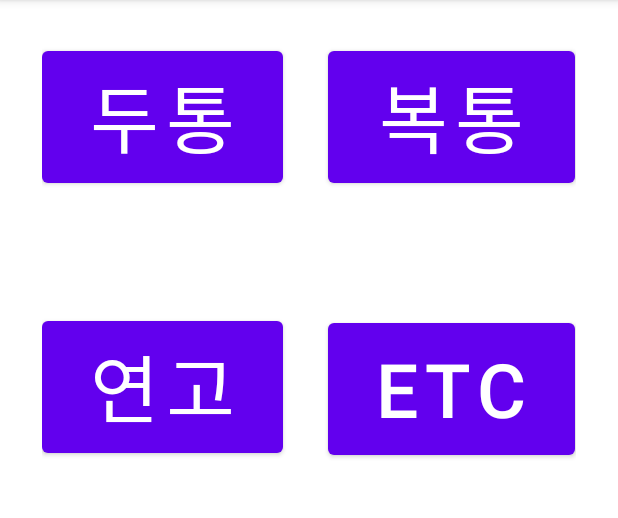
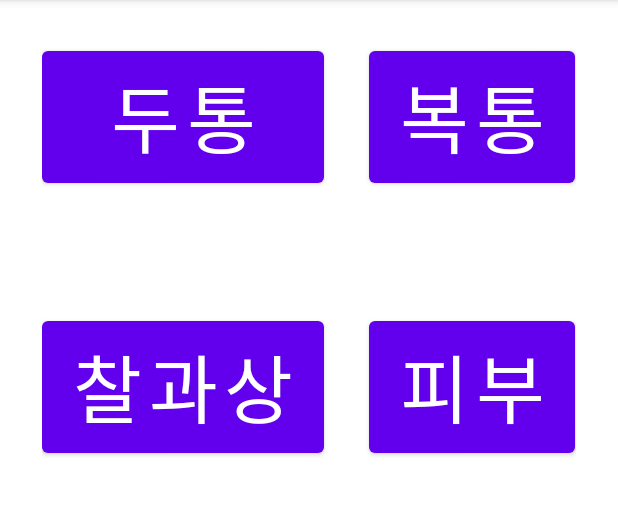
Before and after one commit to leehyunk6310/App, an Android app: the screen it shows after launch (MainActivity), on a phone screen of 412 x 824 dp, the part 84-602 px from its top. Run offline under Robolectric (Android 15) with nearby library versions, the phone set to English and light mode, and no system bars.

Commit message:
5/3 changed

```diff
--- a/src/main/AndroidManifest.xml
+++ b/src/main/AndroidManifest.xml
@@ -18,8 +18,8 @@
         </activity>
         <activity android:name=".HeadActivity" />
         <activity android:name=".TairenolActivity" />
-        <activity android:name=".StomachActivity" />
-        <activity android:name=".OintActivity" />
+        <activity android:name=".ReviewActivity" />
+
 
     </application>
 
--- a/src/main/java/com/example/term/OintActivity.java
+++ b/src/main/java/com/example/term/AbrasionActivity.java
@@ -5,10 +5,10 @@ import android.os.Bundle;
 import androidx.annotation.Nullable;
 import androidx.appcompat.app.AppCompatActivity;
 
-public class OintActivity extends AppCompatActivity {
+public class AbrasionActivity extends AppCompatActivity {
     @Override
     protected void onCreate(@Nullable Bundle savedInstanceState) {
         super.onCreate(savedInstanceState);
-        setContentView(R.layout.oint);
+        setContentView(R.layout.abrasion);
     }
 }
--- a/src/main/java/com/example/term/MainActivity.java
+++ b/src/main/java/com/example/term/MainActivity.java
@@ -16,8 +16,8 @@ public class MainActivity extends AppCompatActivity {
 
         Button head = (Button)findViewById(R.id.headache);
         Button stomach = (Button)findViewById(R.id.stomachache);
-        Button oint = (Button)findViewById(R.id.ointment);
-        Button etc = (Button)findViewById(R.id.etc);
+        Button abrasion = (Button)findViewById(R.id.abrasion);
+        Button skin = (Button)findViewById(R.id.skin);
 
         head.setOnClickListener(new View.OnClickListener(){
             @Override
@@ -33,10 +33,10 @@ public class MainActivity extends AppCompatActivity {
                 startActivity(intent);
             }
         });
-        oint.setOnClickListener(new View.OnClickListener(){
+        abrasion.setOnClickListener(new View.OnClickListener(){
             @Override
             public void onClick(View v) {
-                Intent intent = new Intent(MainActivity.this, OintActivity.class);
+                Intent intent = new Intent(MainActivity.this, AbrasionActivity.class);
                 startActivity(intent);
             }
         });
--- a/src/main/res/layout/activity_main.xml
+++ b/src/main/res/layout/activity_main.xml
@@ -27,18 +27,18 @@
     </TableRow>
     <TableRow>
         <Button
-            android:text="연고"
+            android:text="찰과상"
             android:textSize="50dp"
             android:layout_marginRight="30dp"
             android:layout_height="100dp"
             android:layout_marginTop="80dp"
-            android:id="@+id/ointment"/>
+            android:id="@+id/abrasion"/>
         <Button
-            android:text="etc"
+            android:text="피부"
             android:textSize="50dp"
             android:layout_height="100dp"
             android:layout_marginTop="80dp"
-            android:id="@+id/etc"/>
+            android:id="@+id/skin"/>
     </TableRow>
 
 
```
Also changed, not shown: src/main/java/com/example/term/HeadActivity.java (+21 -6 lines), src/main/java/com/example/term/MedicineActivity.java (added, +25 -0 lines), src/main/java/com/example/term/ReviewActivity.java (added, +15 -0 lines), src/main/java/com/example/term/TairenolActivity.java (+11 -0 lines), src/main/res/layout/head.xml (+9 -13 lines), src/main/res/layout/review.xml (added, +34 -0 lines), src/main/res/layout/tairenol.xml (+20 -6 lines), src/main/res/layout/abrasion.xml (renamed from src/main/res/layout/oint.xml).
